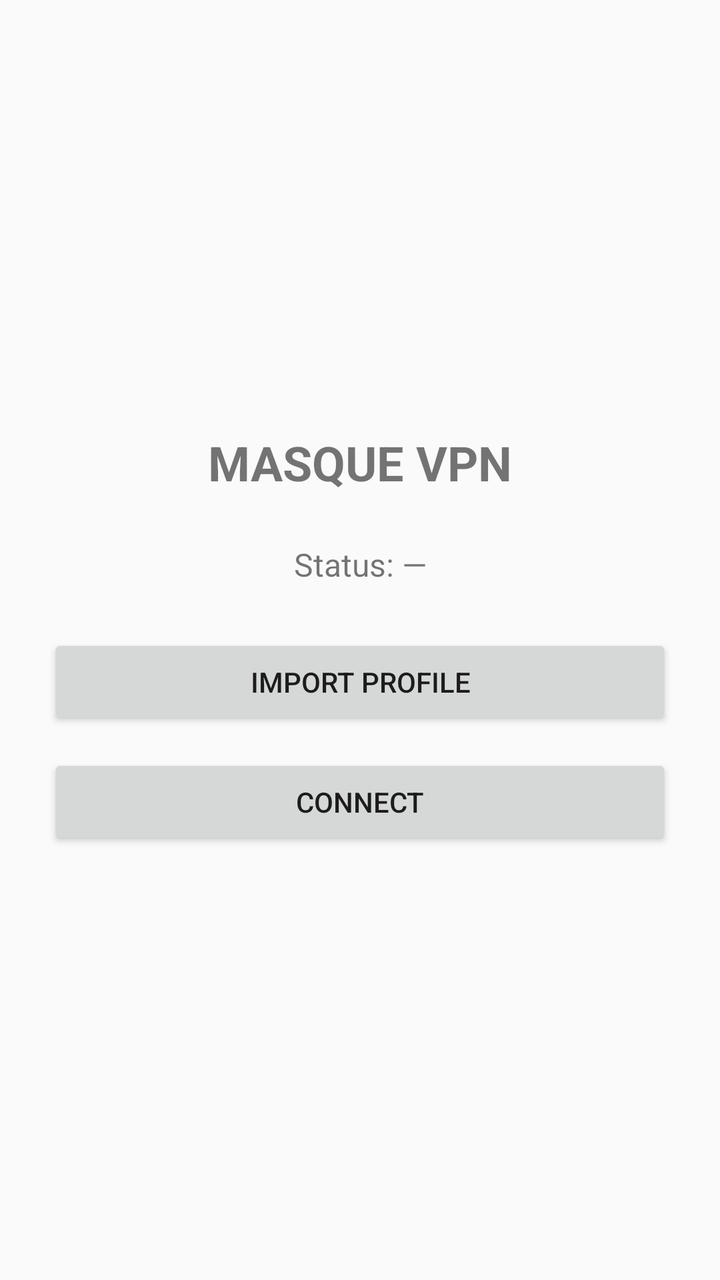
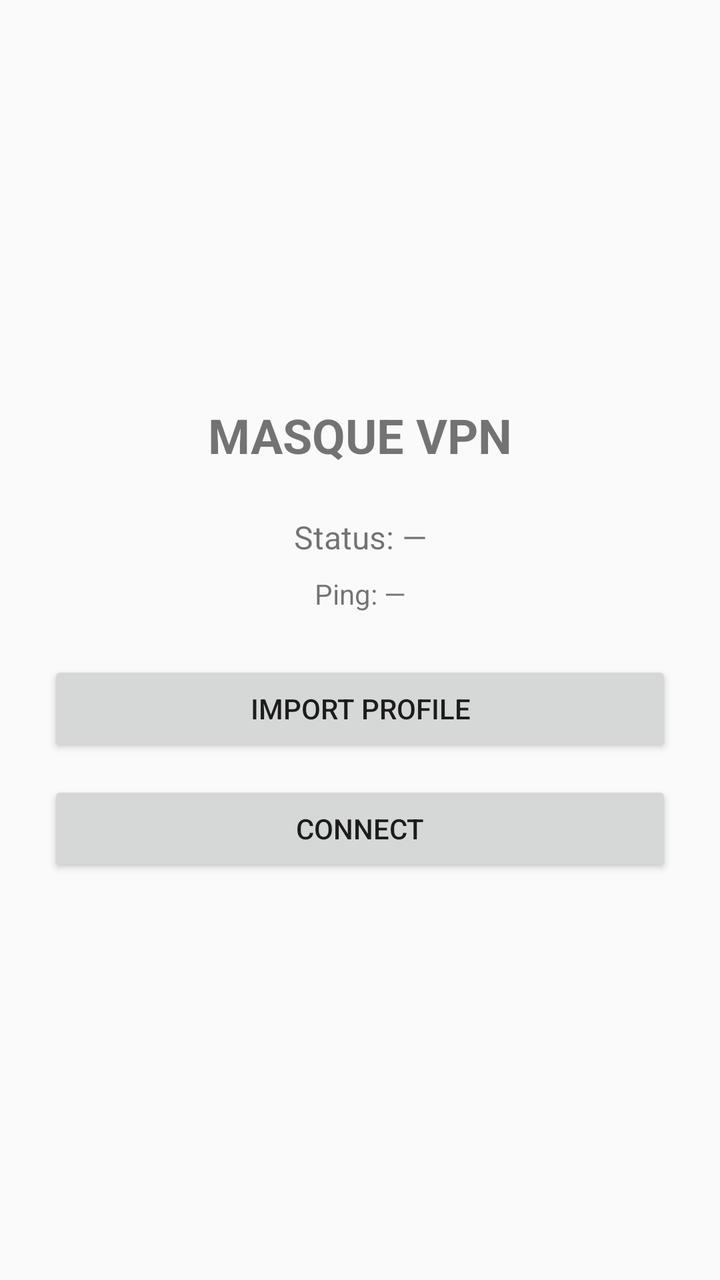

Screens rendered from an Android XML layout before and after an edit, with the pre-edit source and the edit as a unified diff.
<!-- AndroidManifest.xml: application theme android:Theme.Material.Light -->
<!-- res/layout/activity_main.xml -->
<?xml version="1.0" encoding="utf-8"?>
<LinearLayout xmlns:android="http://schemas.android.com/apk/res/android"
    android:layout_width="match_parent"
    android:layout_height="match_parent"
    android:orientation="vertical"
    android:gravity="center"
    android:padding="24dp">

    <TextView
        android:layout_width="wrap_content"
        android:layout_height="wrap_content"
        android:text="MASQUE VPN"
        android:textSize="24sp"
        android:textStyle="bold"
        android:layout_marginBottom="24dp" />

    <TextView
        android:id="@+id/status"
        android:layout_width="match_parent"
        android:layout_height="wrap_content"
        android:text="Status: —"
        android:textSize="16sp"
        android:gravity="center"
        android:layout_marginBottom="24dp" />

    <Button
        android:id="@+id/btnImport"
        android:layout_width="match_parent"
        android:layout_height="wrap_content"
        android:text="Import Profile"
        android:layout_marginBottom="12dp" />

    <Button
        android:id="@+id/btnConnect"
        android:layout_width="match_parent"
        android:layout_height="wrap_content"
        android:text="Connect" />

</LinearLayout>
<!-- resources referenced by this layout -->
<resources>

</resources>

<!-- the commit's change to res/layout/activity_main.xml (unified diff, before → after) -->
@@ -21,6 +21,15 @@
         android:text="Status: —"
         android:textSize="16sp"
         android:gravity="center"
+        android:layout_marginBottom="8dp" />
+
+    <TextView
+        android:id="@+id/ping"
+        android:layout_width="match_parent"
+        android:layout_height="wrap_content"
+        android:text="Ping: —"
+        android:textSize="14sp"
+        android:gravity="center"
         android:layout_marginBottom="24dp" />
 
     <Button
